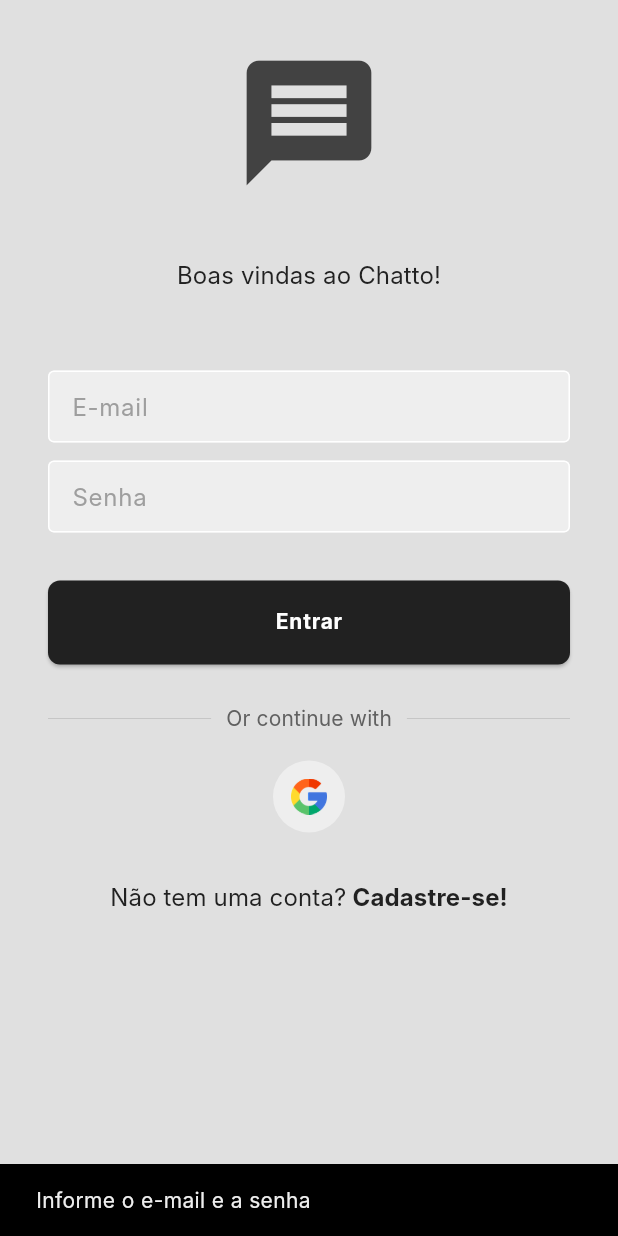
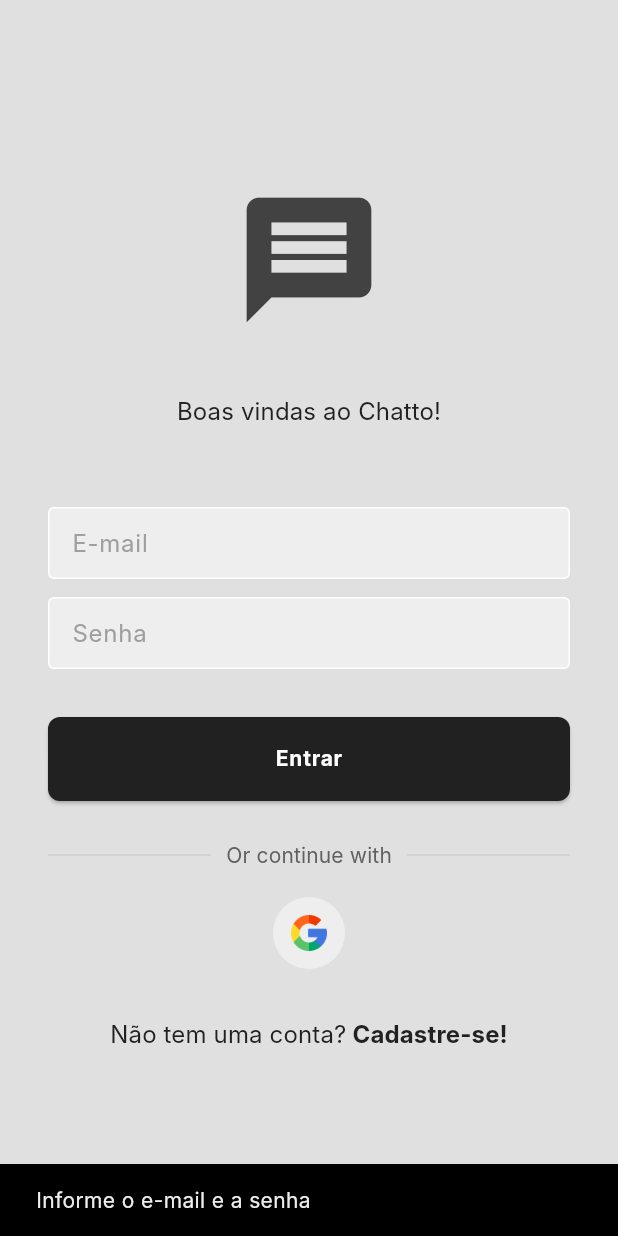
Before and after one commit to menezesho/Chatto-App, a Flutter app: the screen it shows after launch, after a tap on "Entrar", on a phone screen of 412 x 824 dp. Run offline on Flutter 3.47's test engine with Material 3 defaults, Android fonts, the light colour scheme and no system bars; our stand-ins replace firebase_auth, firebase_core, google_sign_in; accounts and stored records are empty; generated files the repository leaves out were written again; Roboto replaces fonts that are missing (Inter).

Commit message:
Fix: Correção do scroll da tela de login

```diff
--- a/lib/pages/login_page.dart
+++ b/lib/pages/login_page.dart
@@ -33,15 +33,20 @@
       );
     } catch (e) {
       ScaffoldMessenger.of(context).showSnackBar(
-          SnackBar(content: Text('E-mail e/ou senha incorretos')));
+          const SnackBar(content: Text('E-mail e/ou senha incorretos')));
     }
   }
 
   @override
   Widget build(BuildContext context) {
     return Scaffold(
-      body: SingleChildScrollView(
-        child: Padding(
+      body: CustomScrollView(
+        slivers: [
+          SliverFillRemaining(
+            hasScrollBody: false,
+            child: Stack(
+              children: [
+                Padding(
                   padding: const EdgeInsets.all(32),
                   child: Column(
                     mainAxisAlignment: MainAxisAlignment.center,
@@ -96,17 +101,22 @@
                               ),
                             ),
                             Padding(
-                      padding: const EdgeInsets.symmetric(horizontal: 10.0),
+                              padding:
+                                  const EdgeInsets.symmetric(horizontal: 10.0),
                               child: Text(
                                 'Or continue with',
-                        style: Theme.of(context).textTheme.titleSmall!.copyWith(
+                                style: Theme.of(context)
+                                    .textTheme
+                                    .titleSmall!
+                                    .copyWith(
                                       color: Colors.grey.shade700,
                                       fontSize: 14,
                                     ),
                               ),
                             ),
                             Expanded(
-                      child: Divider(thickness: 0.5, color: Colors.grey[400]),
+                              child: Divider(
+                                  thickness: 0.5, color: Colors.grey[400]),
                             ),
                           ],
                         ),
@@ -144,7 +154,10 @@
                             const SizedBox(width: 4),
                             Text(
                               "Cadastre-se!",
-                      style: Theme.of(context).textTheme.titleSmall!.copyWith(
+                              style: Theme.of(context)
+                                  .textTheme
+                                  .titleSmall!
+                                  .copyWith(
                                     fontWeight: FontWeight.bold,
                                   ),
                             )
@@ -157,6 +170,10 @@
                     ],
                   ),
                 ),
+              ],
+            ),
+          )
+        ],
       ),
     );
   }
```
Lines whose indentation alone changed are shown as unchanged.
